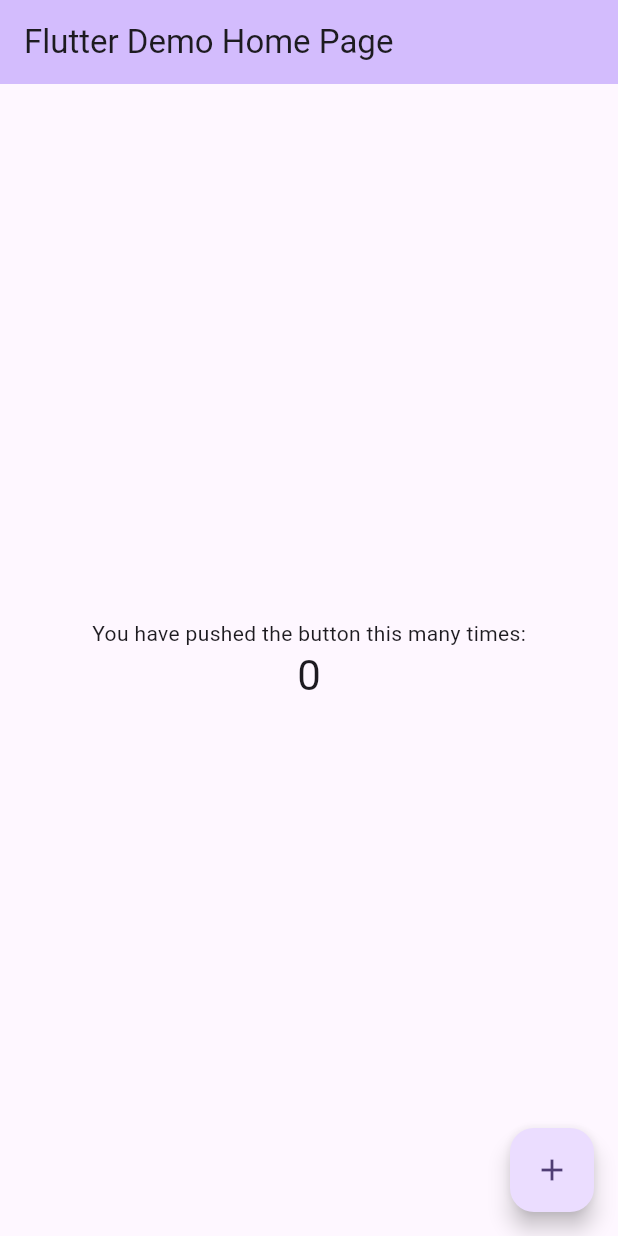
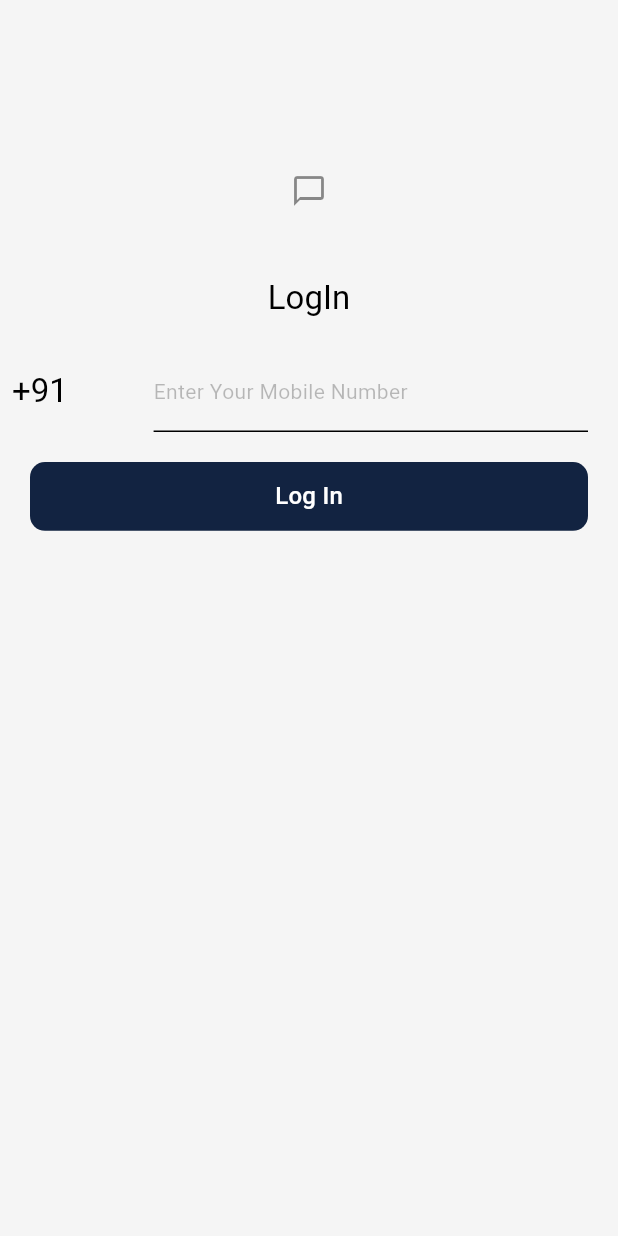
Before and after one commit to rajeshsundar31/chat_ukt, a Flutter app: the screen it shows after launch, on a phone screen of 412 x 824 dp. Run offline on Flutter 3.47's test engine with Material 3 defaults, Android fonts, the light colour scheme and no system bars.

Commit message:
Basic flow concept

```diff
--- /dev/null
+++ b/lib/app/Screens/login_page.dart
@@ -0,0 +1,79 @@
+import 'package:chat_ukt/app/widget/button.dart';
+import 'package:chat_ukt/app/widget/text_field.dart';
+import 'package:chat_ukt/utils/constants.dart';
+import 'package:flutter/material.dart';
+
+class LoginPage extends StatefulWidget {
+  const LoginPage({super.key});
+
+  @override
+  State<LoginPage> createState() => _LoginPageState();
+}
+
+class _LoginPageState extends State<LoginPage> {
+
+  TextEditingController mobilecontroller = TextEditingController();
+
+  @override
+  Widget build(BuildContext context) {
+    return Scaffold(
+      backgroundColor: Theme.of(context).colorScheme.background,
+      body: Padding(
+        padding: const EdgeInsets.only(top: 90),
+        child: Column(
+          // mainAxisAlignment: MainAxisAlignment.spaceEvenly,
+          children: [
+            // icon
+            Container(
+              height: displayHeight(context)/11,
+              width: displayWidth(context)/1,
+              child: Icon(Icons.chat_bubble_outline),
+            ),
+            Container(
+              height: displayHeight(context)/12,
+              width: displayWidth(context)/1,
+              child: Center(child: Text("LogIn", style: Theme.of(context).textTheme.titleLarge,)),
+            ),
+            Column(
+              children: [
+                Row(
+                  children: [
+                    Expanded(
+                      flex: 1,
+                      child: Padding(
+                        padding: const EdgeInsets.only(left: 8),
+                        child: Text("+91", style: Theme.of(context).textTheme.titleLarge,),
+                      ),
+                    ),
+                    Expanded(
+                      flex: 4,
+                      child: TextFieldDetails(
+                      hinttext: "Mobile",
+                      labeltext: "Enter Your Mobile Number",
+                      obscureText: false,
+                      controller: mobilecontroller
+                      ),
+                    ),
+                  ],
+                ),
+                const SizedBox(
+                  height: 20,
+                ),
+                //button
+                PrimaryButton(
+                buttonname: 'Log In',
+                onClick: (){
+                  print("submitted");
+                },
+                color: const Color.fromARGB(255, 18, 35, 65),
+                )
+              ],
+            )
+          ],
+        ),
+      ),
+    );
+  }
+
+
+}
--- /dev/null
+++ b/lib/app/widget/button.dart
@@ -0,0 +1,43 @@
+import 'package:chat_ukt/utils/constants.dart';
+import 'package:flutter/material.dart';
+
+class PrimaryButton extends StatefulWidget {
+  final String buttonname;
+  final Function onClick;
+  final Color color;
+  const PrimaryButton({super.key, required this.buttonname, required this.onClick, required this.color});
+
+  @override
+  State<PrimaryButton> createState() => _PrimaryButtonState();
+}
+
+class _PrimaryButtonState extends State<PrimaryButton> {
+  @override
+  Widget build(BuildContext context) {
+    return Container(
+      margin: EdgeInsets.only(left: 20.0, right: 20.0),
+      decoration: _buttonDecoration(),
+      height: displayHeight(context)/18,
+      width: displayWidth(context)/1,
+      child: InkWell(
+        onTap: () {
+          widget.onClick();
+        },
+        child: Center(
+          child: Text(
+            widget.buttonname,
+            style: Theme.of(context).textTheme.titleMedium,
+          ),
+        ),
+      ),
+    );
+  }
+
+  Decoration _buttonDecoration(){
+    return BoxDecoration(
+      color: widget.color,
+      borderRadius: const BorderRadius.all(Radius.circular(10))
+
+    );
+  }
+}
--- /dev/null
+++ b/lib/app/widget/text_field.dart
@@ -0,0 +1,32 @@
+import 'package:flutter/material.dart';
+
+
+class TextFieldDetails extends StatelessWidget {
+  final String hinttext;
+  final bool obscureText;
+  final String labeltext;
+  final TextEditingController controller;
+  const TextFieldDetails({super.key, required this.hinttext, required this.labeltext, required this.obscureText, required this.controller,});
+
+  @override
+  Widget build(BuildContext context) {
+
+    return Padding(
+      padding: const EdgeInsets.symmetric(horizontal: 20.0),
+      child: TextFormField(
+        obscureText: obscureText,
+        controller: controller,
+        decoration: InputDecoration(
+          border: UnderlineInputBorder(
+            borderSide: BorderSide(color: Theme.of(context).colorScheme.primary)
+          ),
+          hintText: hinttext,
+          hintStyle: Theme.of(context).textTheme.titleSmall,
+          labelText: labeltext,
+          labelStyle: Theme.of(context).textTheme.bodyMedium
+        ),
+      ),
+
+    );
+  }
+}
--- a/lib/main.dart
+++ b/lib/main.dart
@@ -1,3 +1,5 @@
+import 'package:chat_ukt/app/Screens/login_page.dart';
+import 'package:chat_ukt/utils/Theme_chat.dart';
 import 'package:flutter/material.dart';
 
 void main() {
@@ -12,114 +14,9 @@
   Widget build(BuildContext context) {
     return MaterialApp(
       title: 'Flutter Demo',
-      theme: ThemeData(
-        // This is the theme of your application.
-        //
-        // TRY THIS: Try running your application with "flutter run". You'll see
-        // the application has a purple toolbar. Then, without quitting the app,
-        // try changing the seedColor in the colorScheme below to Colors.green
-        // and then invoke "hot reload" (save your changes or press the "hot
-        // reload" button in a Flutter-supported IDE, or press "r" if you used
-        // the command line to start the app).
-        //
-        // Notice that the counter didn't reset back to zero; the application
-        // state is not lost during the reload. To reset the state, use hot
-        // restart instead.
-        //
-        // This works for code too, not just values: Most code changes can be
-        // tested with just a hot reload.
-        colorScheme: ColorScheme.fromSeed(seedColor: Colors.deepPurple),
-        useMaterial3: true,
-      ),
-      home: const MyHomePage(title: 'Flutter Demo Home Page'),
+      theme: lightTheme(),
+      // darkTheme: darkTheme(),
+      home: const LoginPage(),
     );
   }
 }
-
-class MyHomePage extends StatefulWidget {
-  const MyHomePage({super.key, required this.title});
-
-  // This widget is the home page of your application. It is stateful, meaning
-  // that it has a State object (defined below) that contains fields that affect
-  // how it looks.
-
-  // This class is the configuration for the state. It holds the values (in this
-  // case the title) provided by the parent (in this case the App widget) and
-  // used by the build method of the State. Fields in a Widget subclass are
-  // always marked "final".
-
-  final String title;
-
-  @override
-  State<MyHomePage> createState() => _MyHomePageState();
-}
-
-class _MyHomePageState extends State<MyHomePage> {
-  int _counter = 0;
-
-  void _incrementCounter() {
-    setState(() {
-      // This call to setState tells the Flutter framework that something has
-      // changed in this State, which causes it to rerun the build method below
-      // so that the display can reflect the updated values. If we changed
-      // _counter without calling setState(), then the build method would not be
-      // called again, and so nothing would appear to happen.
-      _counter++;
-    });
-  }
-
-  @override
-  Widget build(BuildContext context) {
-    // This method is rerun every time setState is called, for instance as done
-    // by the _incrementCounter method above.
-    //
-    // The Flutter framework has been optimized to make rerunning build methods
-    // fast, so that you can just rebuild anything that needs updating rather
-    // than having to individually change instances of widgets.
-    return Scaffold(
-      appBar: AppBar(
-        // TRY THIS: Try changing the color here to a specific color (to
-        // Colors.amber, perhaps?) and trigger a hot reload to see the AppBar
-        // change color while the other colors stay the same.
-        backgroundColor: Theme.of(context).colorScheme.inversePrimary,
-        // Here we take the value from the MyHomePage object that was created by
-        // the App.build method, and use it to set our appbar title.
-        title: Text(widget.title),
-      ),
-      body: Center(
-        // Center is a layout widget. It takes a single child and positions it
-        // in the middle of the parent.
-        child: Column(
-          // Column is also a layout widget. It takes a list of children and
-          // arranges them vertically. By default, it sizes itself to fit its
-          // children horizontally, and tries to be as tall as its parent.
-          //
-          // Column has various properties to control how it sizes itself and
-          // how it positions its children. Here we use mainAxisAlignment to
-          // center the children vertically; the main axis here is the vertical
-          // axis because Columns are vertical (the cross axis would be
-          // horizontal).
-          //
-          // TRY THIS: Invoke "debug painting" (choose the "Toggle Debug Paint"
-          // action in the IDE, or press "p" in the console), to see the
-          // wireframe for each widget.
-          mainAxisAlignment: MainAxisAlignment.center,
-          children: <Widget>[
-            const Text(
-              'You have pushed the button this many times:',
-            ),
-            Text(
-              '$_counter',
-              style: Theme.of(context).textTheme.headlineMedium,
-            ),
-          ],
-        ),
-      ),
-      floatingActionButton: FloatingActionButton(
-        onPressed: _incrementCounter,
-        tooltip: 'Increment',
-        child: const Icon(Icons.add),
-      ), // This trailing comma makes auto-formatting nicer for build methods.
-    );
-  }
-}
--- /dev/null
+++ b/lib/utils/constants.dart
@@ -0,0 +1,13 @@
+import 'package:flutter/material.dart';
+
+Size displaySize(BuildContext context) {
+  return MediaQuery.of(context).size;
+}
+
+double displayHeight(BuildContext context) {
+  return displaySize(context).height;
+}
+
+double displayWidth(BuildContext context) {
+  return displaySize(context).width;
+}
--- /dev/null
+++ b/lib/utils/theme_chat.dart
@@ -0,0 +1,57 @@
+import 'package:flutter/material.dart';
+
+
+// ThemeData lightmode = ThemeData(
+//   colorScheme: ColorScheme.light(
+//     background: Colors.white,
+//     primary: Colors.deepPurple.shade400,
+//     secondary: Colors.grey.shade100,
+//     tertiary: Colors.black,
+//     // inversePrimary: Colors.black
+//   ),
+
+// );
+
+ThemeData lightTheme(){
+  return ThemeData.light().copyWith(
+    colorScheme: ColorScheme.light(
+      background: Colors.grey.shade100,
+      primary: Colors.black,
+      secondary: Colors.white,
+      surface: Colors.black,
+    ),
+    scaffoldBackgroundColor: Colors.transparent,
+    iconTheme: const IconThemeData(color: Colors.black45),
+    textTheme: const TextTheme(
+      titleLarge: TextStyle(color: Colors.black),
+      titleMedium: TextStyle(color: Colors.white),
+      titleSmall: TextStyle(color: Colors.black26),
+      bodyLarge: TextStyle(color: Colors.black26),
+      bodyMedium: TextStyle(color: Colors.black26),
+      bodySmall: TextStyle(color: Colors.black26)
+    ),
+
+  );
+}
+
+// ThemeData darkTheme(){
+//   return ThemeData.dark().copyWith(
+//     colorScheme: const ColorScheme.light(
+//       background: Colors.black,
+//       primary: Colors.white,
+//       secondary: Colors.black,
+//       surface: Colors.white,
+//     ),
+//     scaffoldBackgroundColor: Colors.transparent,
+//     iconTheme: const IconThemeData(color: Colors.white),
+//     textTheme: const TextTheme(
+//       titleLarge: TextStyle(color: Colors.white),
+//       titleMedium: TextStyle(color: Colors.white),
+//       titleSmall: TextStyle(color: Colors.white),
+//       bodyLarge: TextStyle(color: Colors.white),
+//       bodyMedium: TextStyle(color: Colors.white),
+//       bodySmall: TextStyle(color: Colors.white)
+//     ),
+
+//   );
+// }
```
